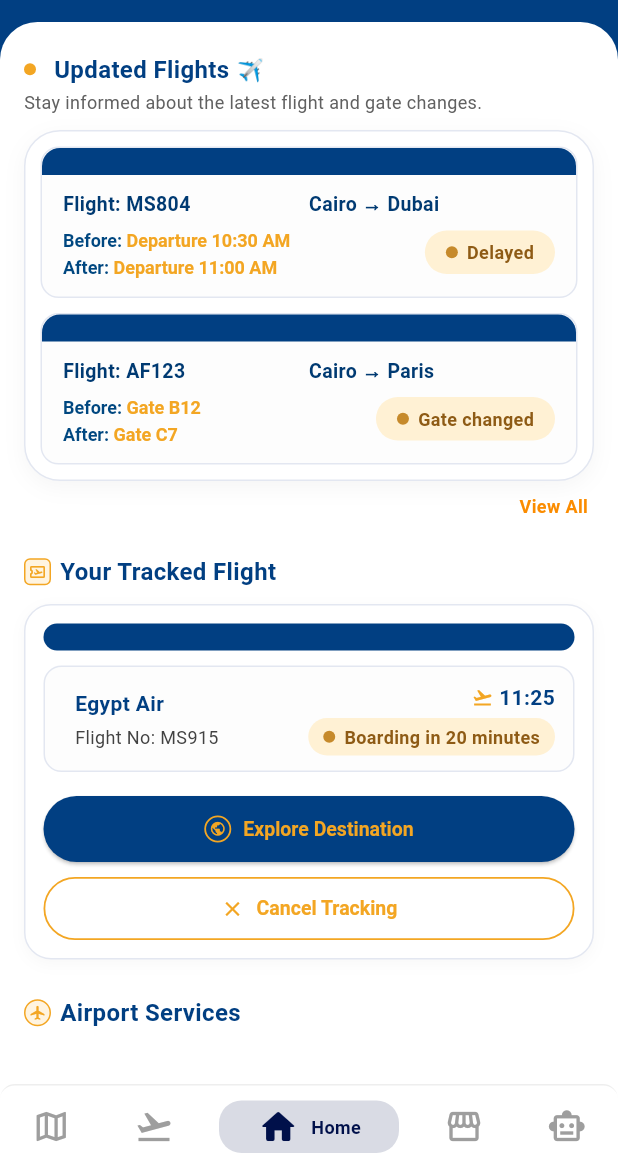
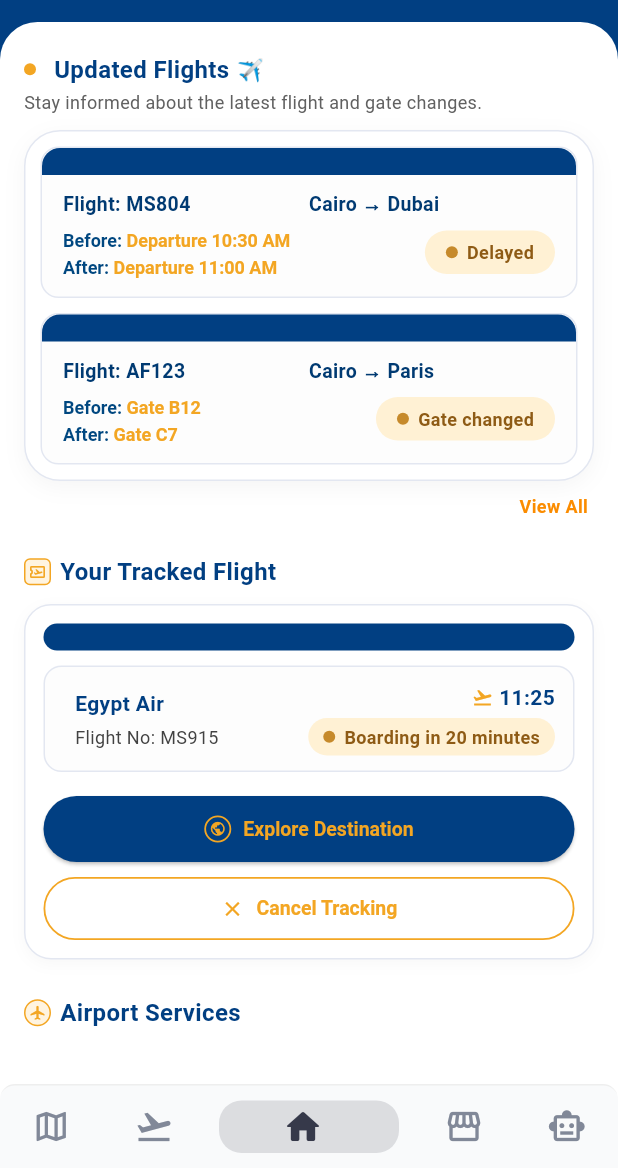
Before and after one commit to Samir-mo/koleya, a Flutter app: the MainScaffold screen opened by its route, on a phone screen of 412 x 824 dp, the part 68-1236 px from its top. Run offline on Flutter 3.47's test engine with Material 3 defaults, Android fonts, the phone set to English and light mode, and no system bars; drawn by our look-alikes of persistent_bottom_nav_bar; our stand-ins replace cached_network_image, dio, easy_localization, equatable, flutter_animate, flutter_bloc and 8 more; accounts and stored records are empty; network calls fail; Roboto replaces fonts that are missing (Manrope).

Commit message:
Refactor navigation logic in HomeAppBar and update main scaffold for improved context handling

```diff
--- a/lib/features/home/ui/widgets/home_app_bar.dart
+++ b/lib/features/home/ui/widgets/home_app_bar.dart
@@ -1,6 +1,5 @@
 import 'package:flutter/material.dart';
 import 'package:gate_buddy/core/router/routes.dart';
-import 'package:gate_buddy/features/profile/ui/profile_screen.dart';
 
 class HomeAppBar extends StatelessWidget {
   const HomeAppBar({super.key, required this.primaryBlue});
@@ -35,10 +34,10 @@ class HomeAppBar extends StatelessWidget {
           ),
           GestureDetector(
             onTap: () {
-              Navigator.push(
+              Navigator.of(
                 context,
-                MaterialPageRoute(builder: (_) => const ProfileScreen()),
-              );
+                rootNavigator: true,
+              ).pushNamed(Routes.profile);
             },
             child: const Icon(Icons.person_outline, color: iconGold, size: 28),
           ),
--- a/lib/features/main_navigation/ui/main_scaffold.dart
+++ b/lib/features/main_navigation/ui/main_scaffold.dart
@@ -1,13 +1,13 @@
 import 'package:flutter/material.dart';
 import 'package:flutter_bloc/flutter_bloc.dart';
 import 'package:gate_buddy/core/di/dependency_injection.dart';
-import 'package:gate_buddy/core/themes/app_colors.dart';
-import 'package:gate_buddy/features/home/logic/cubit/home_cubit.dart';
+import 'package:gate_buddy/core/utils/extensions/context_ext.dart';
 import 'package:gate_buddy/features/ai_chat/logic/cubit/ai_chat_cubit.dart';
 import 'package:gate_buddy/features/ai_chat/ui/ai_chat_screen.dart';
 import 'package:gate_buddy/features/explore_places/logic/explore_cubit.dart';
 import 'package:gate_buddy/features/explore_places/ui/explore_places_screen.dart';
 import 'package:gate_buddy/features/flights/ui/flights_screen.dart';
+import 'package:gate_buddy/features/home/logic/cubit/home_cubit.dart';
 import 'package:gate_buddy/features/home/ui/home_screen.dart';
 import 'package:gate_buddy/features/indoor_map/logic/cubit/indoor_map_cubit.dart';
 import 'package:gate_buddy/features/indoor_map/ui/indoor_map_screen.dart';
@@ -70,7 +70,7 @@ class _MainScaffoldState extends State<MainScaffold> {
     return [
       _buildItem(Icons.map_rounded, Icons.map_outlined),
       _buildItem(Icons.flight_takeoff_rounded, Icons.flight_takeoff_outlined),
-      _buildItem(Icons.home_rounded, Icons.home_outlined, isCenter: true),
+      _buildItem(Icons.home_rounded, Icons.home_outlined),
       _buildItem(Icons.storefront_rounded, Icons.storefront_outlined),
       _buildItem(Icons.smart_toy_rounded, Icons.smart_toy_outlined),
     ];
@@ -78,16 +78,13 @@ class _MainScaffoldState extends State<MainScaffold> {
 
   PersistentBottomNavBarItem _buildItem(
     IconData activeIcon,
-    IconData inactiveIcon, {
-    bool isCenter = false,
-  }) {
+    IconData inactiveIcon,
+  ) {
     return PersistentBottomNavBarItem(
       icon: Icon(activeIcon, size: 28),
       inactiveIcon: Icon(inactiveIcon, size: 26),
-      activeColorPrimary:
-          isCenter ? const Color(0xFF00104A) : AppColors.primary400,
-      inactiveColorPrimary: Colors.grey,
-      title: isCenter ? 'Home' : null,
+      activeColorPrimary: context.customColors.textSecondary,
+      inactiveColorPrimary: context.customColors.textHint,
     );
   }
 
@@ -98,14 +95,14 @@ class _MainScaffoldState extends State<MainScaffold> {
       controller: _controller,
       screens: _buildScreens(),
       items: _navItems(),
-      backgroundColor: Colors.white,
+      backgroundColor: context.customColors.background,
       navBarStyle: NavBarStyle.style9,
       confineToSafeArea: true,
       stateManagement: true,
       hideNavigationBarWhenKeyboardAppears: true,
       decoration: NavBarDecoration(
         borderRadius: BorderRadius.circular(10),
-        colorBehindNavBar: Colors.white,
+        colorBehindNavBar: context.customColors.background,
         border: Border(top: BorderSide(color: Colors.grey.shade200)),
       ),
       handleAndroidBackButtonPress: true,
```
